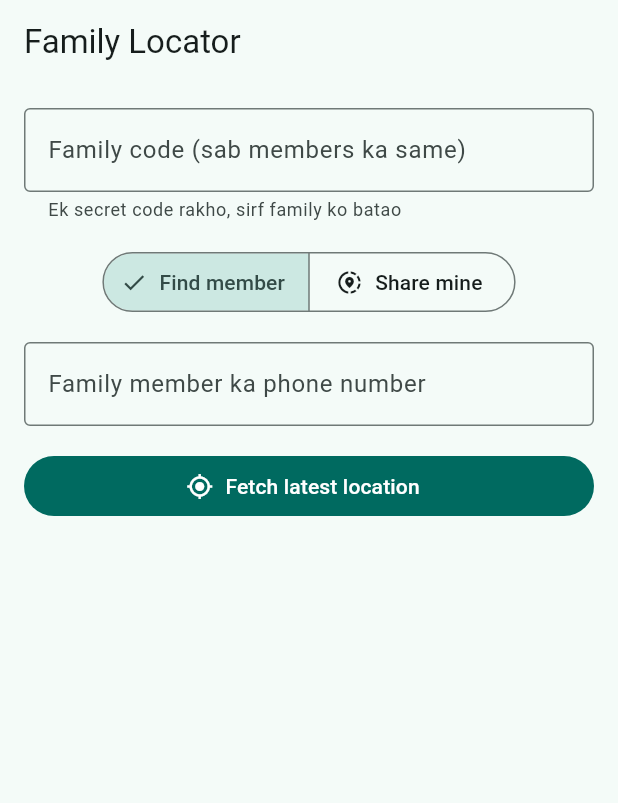
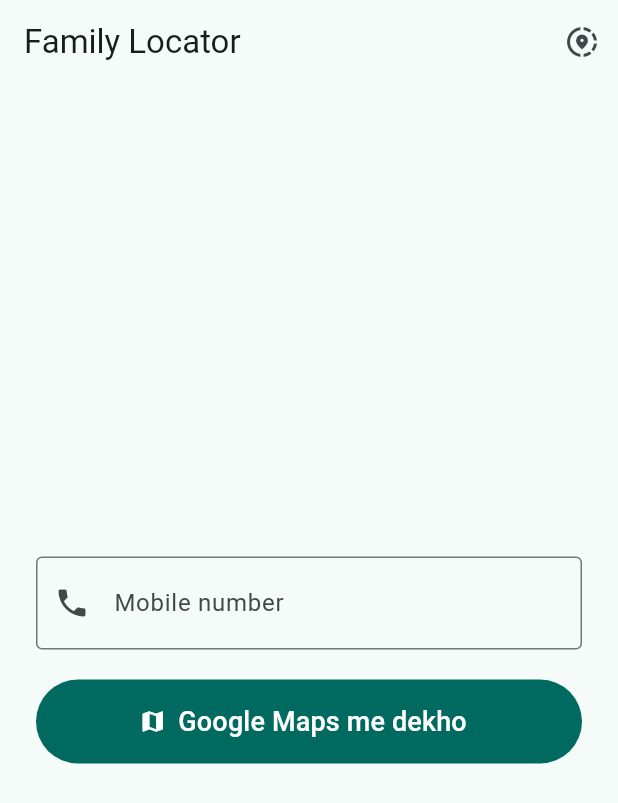
Before and after one commit to mdamirhamza01234/Gps-location-My-Family-members-, a Flutter app: the screen it shows after launch, on a phone screen of 412 x 824 dp. Shown: the top 803 px of the screen. Run offline on Flutter 3.47's test engine with Material 3 defaults, Android fonts, the phone set to English and light mode, and no system bars; our stand-ins replace cloud_firestore, firebase_auth, firebase_core, geolocator, shared_preferences; accounts and stored records are empty; network calls fail.

Commit message:
Simplify UI: fixed family code, one-tap open in Google Maps
Co-Authored-By: Claude Sonnet 5.5 <noreply@anthropic.com>
Claude-Session: https://claude.ai/code/session_016J6pWXVHCWwtwxaKZjweU7

```diff
--- a/lib/main.dart
+++ b/lib/main.dart
@@ -9,7 +9,10 @@ import 'package:geolocator/geolocator.dart';
 import 'package:shared_preferences/shared_preferences.dart';
 import 'package:url_launcher/url_launcher.dart';
 
-import 'firebase_options.dart'; // generated by `flutterfire configure`
+import 'firebase_options.dart';
+
+/// Sab family members ke liye fixed code (app me hi set hai).
+const String kFamilyCode = 'bhagalpur2026xyz';
 
 Future<void> main() async {
   WidgetsFlutterBinding.ensureInitialized();
@@ -29,87 +32,152 @@ class FamilyLocatorApp extends StatelessWidget {
       title: 'Family Locator',
       debugShowCheckedModeBanner: false,
       theme: ThemeData(colorSchemeSeed: Colors.teal, useMaterial3: true),
-      home: const HomeScreen(),
+      home: const FindScreen(),
     );
   }
 }
 
-/// Keep only the last 10 digits so "+91 98765-43210" and "9876543210" match.
+/// Last 10 digits only, so "+91 98765-43210" and "9876543210" match.
 String normalizePhone(String input) {
   final digits = input.replaceAll(RegExp(r'\D'), '');
   return digits.length > 10 ? digits.substring(digits.length - 10) : digits;
 }
 
-DocumentReference<Map<String, dynamic>> memberDoc(String code, String phone) =>
+DocumentReference<Map<String, dynamic>> memberDoc(String phone) =>
     FirebaseFirestore.instance
         .collection('families')
-        .doc(code.trim())
+        .doc(kFamilyCode)
         .collection('members')
         .doc(phone);
 
-class HomeScreen extends StatefulWidget {
-  const HomeScreen({super.key});
+// ------------------------------------------------------------ MAIN SCREEN ----
+
+class FindScreen extends StatefulWidget {
+  const FindScreen({super.key});
 
   @override
-  State<HomeScreen> createState() => _HomeScreenState();
+  State<FindScreen> createState() => _FindScreenState();
 }
 
-class _HomeScreenState extends State<HomeScreen> {
-  final _codeCtrl = TextEditingController();
-  int _tab = 0;
+class _FindScreenState extends State<FindScreen> {
+  final _phoneCtrl = TextEditingController();
+  bool _loading = false;
+  String? _error;
 
   @override
   void initState() {
     super.initState();
     SharedPreferences.getInstance().then((p) {
-      _codeCtrl.text = p.getString('family_code') ?? '';
-      setState(() {});
+      _phoneCtrl.text = p.getString('last_search') ?? '';
     });
   }
 
-  Future<void> _saveCode() async {
+  Future<void> _open() async {
+    final phone = normalizePhone(_phoneCtrl.text);
+    if (phone.length != 10) {
+      setState(() => _error = '10 digit ka mobile number daalo.');
+      return;
+    }
+    setState(() {
+      _loading = true;
+      _error = null;
+    });
+    try {
+      final snap = await memberDoc(phone)
+          .get()
+          .timeout(const Duration(seconds: 15));
+      if (!snap.exists) {
+        setState(() => _error = 'Is number ki location abhi nahi mili.');
+        return;
+      }
+      final d = snap.data()!;
+      final lat = (d['lat'] as num).toDouble();
+      final lng = (d['lng'] as num).toDouble();
       final p = await SharedPreferences.getInstance();
-    await p.setString('family_code', _codeCtrl.text.trim());
+      await p.setString('last_search', phone);
+      final opened = await _openGoogleMaps(lat, lng);
+      if (!opened) setState(() => _error = 'Google Maps nahi khul paya.');
+    } catch (e) {
+      setState(() => _error = 'Internet check karo aur dobara try karo.');
+    } finally {
+      if (mounted) setState(() => _loading = false);
+    }
+  }
+
+  /// Official Google Maps app. No SDK / API key.
+  Future<bool> _openGoogleMaps(double lat, double lng) async {
+    final candidates = <Uri>[
+      if (Platform.isAndroid) Uri.parse('geo:$lat,$lng?q=$lat,$lng'),
+      Uri.parse('https://www.google.com/maps/search/?api=1&query=$lat,$lng'),
+    ];
+    for (final uri in candidates) {
+      try {
+        if (await launchUrl(uri, mode: LaunchMode.externalApplication)) {
+          return true;
+        }
+      } catch (_) {}
+    }
+    return false;
+  }
+
+  @override
+  void dispose() {
+    _phoneCtrl.dispose();
+    super.dispose();
   }
 
   @override
   Widget build(BuildContext context) {
     return Scaffold(
-      appBar: AppBar(title: const Text('Family Locator')),
+      appBar: AppBar(
+        title: const Text('Family Locator'),
+        actions: [
+          IconButton(
+            tooltip: 'Meri location share karo',
+            icon: const Icon(Icons.share_location),
+            onPressed: () => Navigator.of(context).push(
+                MaterialPageRoute(builder: (_) => const ShareScreen())),
+          ),
+        ],
+      ),
       body: Padding(
-        padding: const EdgeInsets.all(16),
+        padding: const EdgeInsets.all(24),
         child: Column(
+          mainAxisAlignment: MainAxisAlignment.center,
+          crossAxisAlignment: CrossAxisAlignment.stretch,
           children: [
             TextField(
-              controller: _codeCtrl,
-              onChanged: (_) => _saveCode(),
+              controller: _phoneCtrl,
+              keyboardType: TextInputType.phone,
+              style: const TextStyle(fontSize: 20),
               decoration: const InputDecoration(
-                labelText: 'Family code (sab members ka same)',
-                helperText: 'Ek secret code rakho, sirf family ko batao',
+                labelText: 'Mobile number',
+                prefixIcon: Icon(Icons.phone),
                 border: OutlineInputBorder(),
               ),
+              onSubmitted: (_) => _open(),
             ),
+            const SizedBox(height: 20),
+            SizedBox(
+              height: 56,
+              child: FilledButton.icon(
+                onPressed: _loading ? null : _open,
+                icon: _loading
+                    ? const SizedBox(
+                        width: 20,
+                        height: 20,
+                        child: CircularProgressIndicator(strokeWidth: 2))
+                    : const Icon(Icons.map),
+                label: const Text('Google Maps me dekho',
+                    style: TextStyle(fontSize: 18)),
+              ),
+            ),
+            if (_error != null) ...[
               const SizedBox(height: 16),
-            SegmentedButton<int>(
-              segments: const [
-                ButtonSegment(
-                    value: 0,
-                    icon: Icon(Icons.search),
-                    label: Text('Find member')),
-                ButtonSegment(
-                    value: 1,
-                    icon: Icon(Icons.share_location),
-                    label: Text('Share mine')),
+              Text(_error!,
+                  textAlign: TextAlign.center,
+                  style: const TextStyle(color: Colors.red)),
             ],
-              selected: {_tab},
-              onSelectionChanged: (s) => setState(() => _tab = s.first),
-            ),
-            const SizedBox(height: 16),
-            Expanded(
-              child: _tab == 0
-                  ? FindTab(codeCtrl: _codeCtrl)
-                  : ShareTab(codeCtrl: _codeCtrl),
-            ),
           ],
         ),
       ),
@@ -117,17 +185,16 @@ class _HomeScreenState extends State<HomeScreen> {
   }
 }
 
-// ---------------------------------------------------------------- SHARE ----
+// ----------------------------------------------------------- SHARE SCREEN ----
 
-class ShareTab extends StatefulWidget {
-  final TextEditingController codeCtrl;
-  const ShareTab({super.key, required this.codeCtrl});
+class ShareScreen extends StatefulWidget {
+  const ShareScreen({super.key});
 
   @override
-  State<ShareTab> createState() => _ShareTabState();
+  State<ShareScreen> createState() => _ShareScreenState();
 }
 
-class _ShareTabState extends State<ShareTab> {
+class _ShareScreenState extends State<ShareScreen> {
   final _phoneCtrl = TextEditingController();
   StreamSubscription<Position>? _sub;
   bool _sharing = false;
@@ -138,7 +205,6 @@ class _ShareTabState extends State<ShareTab> {
     super.initState();
     SharedPreferences.getInstance().then((p) {
       _phoneCtrl.text = p.getString('my_phone') ?? '';
-      setState(() {});
     });
   }
 
@@ -161,9 +227,8 @@ class _ShareTabState extends State<ShareTab> {
 
   Future<void> _start() async {
     final phone = normalizePhone(_phoneCtrl.text);
-    final code = widget.codeCtrl.text.trim();
-    if (phone.length != 10 || code.isEmpty) {
-      setState(() => _status = 'Family code aur 10 digit phone number daalo.');
+    if (phone.length != 10) {
+      setState(() => _status = '10 digit ka apna mobile number daalo.');
       return;
     }
     if (!await _ensurePermission()) return;
@@ -171,45 +236,35 @@ class _ShareTabState extends State<ShareTab> {
     final p = await SharedPreferences.getInstance();
     await p.setString('my_phone', phone);
 
-    final LocationSettings settings = Platform.isAndroid
-        ? AndroidSettings(
+    final settings = AndroidSettings(
       accuracy: LocationAccuracy.high,
       distanceFilter: 20,
       intervalDuration: const Duration(seconds: 30),
-            // Visible notification = user always knows sharing is ON.
+      // Notification hamesha dikhta hai, taaki pata rahe sharing ON hai.
       foregroundNotificationConfig: const ForegroundNotificationConfig(
         notificationTitle: 'Family Locator',
         notificationText: 'Aapki location family ke saath share ho rahi hai',
         enableWakeLock: true,
       ),
-          )
-        : AppleSettings(
-            accuracy: LocationAccuracy.high,
-            distanceFilter: 20,
-            activityType: ActivityType.other,
-            pauseLocationUpdatesAutomatically: true,
-            showBackgroundLocationIndicator: true,
-            allowBackgroundLocationUpdates: true,
     );
 
     _sub = Geolocator.getPositionStream(locationSettings: settings).listen(
       (pos) async {
         try {
-          await memberDoc(code, phone).set({
+          await memberDoc(phone).set({
             'lat': pos.latitude,
             'lng': pos.longitude,
             'accuracy': pos.accuracy,
             'updatedAt': FieldValue.serverTimestamp(),
           });
-          if (mounted) {
-            setState(() => _status =
-                'Sharing ON: ${pos.latitude.toStringAsFixed(5)}, ${pos.longitude.toStringAsFixed(5)}');
-          }
+          if (mounted) setState(() => _status = 'Sharing ON hai.');
         } catch (e) {
-          if (mounted) setState(() => _status = 'Upload error: $e');
+          if (mounted) setState(() => _status = 'Upload nahi ho paya: $e');
         }
       },
-      onError: (e) => setState(() => _status = 'GPS error: $e'),
+      onError: (e) {
+        if (mounted) setState(() => _status = 'GPS error: $e');
+      },
     );
     setState(() {
       _sharing = true;
@@ -235,151 +290,46 @@ class _ShareTabState extends State<ShareTab> {
 
   @override
   Widget build(BuildContext context) {
-    return Column(
+    return Scaffold(
+      appBar: AppBar(title: const Text('Meri location share karo')),
+      body: Padding(
+        padding: const EdgeInsets.all(24),
+        child: Column(
           crossAxisAlignment: CrossAxisAlignment.stretch,
           children: [
             TextField(
               controller: _phoneCtrl,
               enabled: !_sharing,
               keyboardType: TextInputType.phone,
+              style: const TextStyle(fontSize: 20),
               decoration: const InputDecoration(
-            labelText: 'Mera phone number',
+                labelText: 'Mera mobile number',
+                prefixIcon: Icon(Icons.phone),
                 border: OutlineInputBorder(),
               ),
             ),
-        const SizedBox(height: 16),
-        FilledButton.icon(
+            const SizedBox(height: 20),
+            SizedBox(
+              height: 56,
+              child: FilledButton.icon(
                 onPressed: _sharing ? _stop : _start,
                 icon: Icon(_sharing ? Icons.stop : Icons.play_arrow),
-          label: Text(_sharing ? 'Stop sharing' : 'Start sharing'),
+                label: Text(_sharing ? 'Sharing band karo' : 'Sharing shuru karo',
+                    style: const TextStyle(fontSize: 18)),
+              ),
             ),
             const SizedBox(height: 16),
-        Text(_status),
+            Text(_status, textAlign: TextAlign.center),
             const SizedBox(height: 8),
             const Text(
-          'Sharing tabhi hoti hai jab aap Start dabate ho. '
-          'Kabhi bhi Stop daba kar band kar sakte ho.',
+              'Sharing tabhi hoti hai jab aap shuru dabate ho. '
+              'Kabhi bhi band kar sakte ho.',
+              textAlign: TextAlign.center,
               style: TextStyle(color: Colors.grey),
             ),
           ],
+        ),
+      ),
     );
   }
 }
-
-// ----------------------------------------------------------------- FIND ----
-
-class FindTab extends StatefulWidget {
-  final TextEditingController codeCtrl;
-  const FindTab({super.key, required this.codeCtrl});
-
-  @override
-  State<FindTab> createState() => _FindTabState();
-}
-
-class _FindTabState extends State<FindTab> {
-  final _phoneCtrl = TextEditingController();
-  bool _loading = false;
-  String? _error;
-  double? _lat, _lng;
-  DateTime? _updatedAt;
-
-  Future<void> _fetch() async {
-    final phone = normalizePhone(_phoneCtrl.text);
-    final code = widget.codeCtrl.text.trim();
-    if (phone.length != 10 || code.isEmpty) {
-      setState(() => _error = 'Family code aur 10 digit phone number daalo.');
-      return;
-    }
-    setState(() {
-      _loading = true;
-      _error = null;
-    });
-    try {
-      final snap = await memberDoc(code, phone).get();
-      if (!snap.exists) {
-        setState(() {
-          _error = 'Is number ki location nahi mili.';
-          _lat = _lng = null;
-        });
-      } else {
-        final d = snap.data()!;
-        setState(() {
-          _lat = (d['lat'] as num).toDouble();
-          _lng = (d['lng'] as num).toDouble();
-          _updatedAt = (d['updatedAt'] as Timestamp?)?.toDate();
-        });
-      }
-    } catch (e) {
-      setState(() => _error = 'Error: $e');
-    } finally {
-      setState(() => _loading = false);
-    }
-  }
-
-  /// Opens the official Google Maps app. No SDK / API key involved.
-  Future<void> _openMaps() async {
-    final lat = _lat!, lng = _lng!;
-    final candidates = <Uri>[
-      if (Platform.isAndroid)
-        // Android Intent: explicitly handled by Google Maps
-        Uri.parse('geo:$lat,$lng?q=$lat,$lng(Family%20Member)'),
-      if (Platform.isIOS)
-        // iOS URL scheme of the Google Maps app
-        Uri.parse('comgooglemaps://?q=$lat,$lng&center=$lat,$lng&zoom=16'),
-      // Universal fallback (opens Maps app if installed, else browser)
-      Uri.parse(
-          'https://www.google.com/maps/search/?api=1&query=$lat,$lng'),
-    ];
-    for (final uri in candidates) {
-      try {
-        if (await launchUrl(uri, mode: LaunchMode.externalApplication)) return;
-      } catch (_) {}
-    }
-    if (mounted) {
-      ScaffoldMessenger.of(context).showSnackBar(
-          const SnackBar(content: Text('Google Maps nahi khul paya.')));
-    }
-  }
-
-  @override
-  void dispose() {
-    _phoneCtrl.dispose();
-    super.dispose();
-  }
-
-  @override
-  Widget build(BuildContext context) {
-    return Column(
-      crossAxisAlignment: CrossAxisAlignment.stretch,
-      children: [
-        TextField(
-          controller: _phoneCtrl,
-          keyboardType: TextInputType.phone,
-          decoration: const InputDecoration(
-            labelText: 'Family member ka phone number',
-            border: OutlineInputBorder(),
-          ),
-        ),
-        const SizedBox(height: 16),
-        FilledButton.icon(
-          onPressed: _loading ? null : _fetch,
-          icon: const Icon(Icons.my_location),
-          label: Text(_loading ? 'Fetching...' : 'Fetch latest location'),
-        ),
-        const SizedBox(height: 16),
-        if (_error != null)
-          Text(_error!, style: const TextStyle(color: Colors.red)),
-        if (_lat != null) ...[
-          Text('Lat: $_lat\nLng: $_lng'),
-          if (_updatedAt != null) Text('Last update: $_updatedAt'),
-          const SizedBox(height: 12),
-          FilledButton.tonalIcon(
-            onPressed: _openMaps,
-            icon: const Icon(Icons.map),
-            label: const Text('Open in Google Maps'),
-          ),
-        ],
-      ],
-    );
-  }
-}
```
Lines whose indentation alone changed are shown as unchanged.
